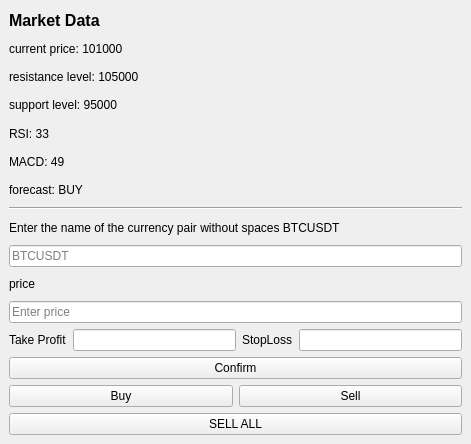
First picture: the form in mainApp/mainwindow.ui, repository gjast/QT_Proj, before the edit.
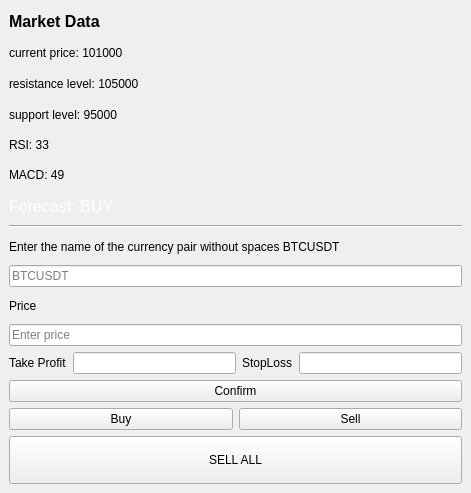
Second picture: the form after the edit.

Patch:
```diff
--- a/mainApp/mainwindow.ui
+++ b/mainApp/mainwindow.ui
@@ -7,7 +7,7 @@
     <x>0</x>
     <y>0</y>
     <width>471</width>
-    <height>444</height>
+    <height>493</height>
    </rect>
   </property>
   <property name="windowTitle">
@@ -56,14 +56,18 @@
     <item>
      <widget class="QLabel" name="macdLabel">
       <property name="text">
-       <string>MACD: 49</string>
+       <string>&lt;html&gt;&lt;head/&gt;&lt;body&gt;&lt;p&gt;MACD: 49&lt;/p&gt;&lt;/body&gt;&lt;/html&gt;</string>
       </property>
      </widget>
     </item>
     <item>
      <widget class="QLabel" name="forecastLabel">
+      <property name="styleSheet">
+       <string notr="true">font-size: 20px;
+color: white;</string>
+      </property>
       <property name="text">
-       <string>forecast: BUY</string>
+       <string>&lt;html&gt;&lt;head/&gt;&lt;body&gt;&lt;p&gt;&lt;span style=&quot; font-size:12pt;&quot;&gt;Forecast: BUY&lt;/span&gt;&lt;/p&gt;&lt;/body&gt;&lt;/html&gt;</string>
       </property>
      </widget>
     </item>
@@ -94,7 +98,7 @@
     <item>
      <widget class="QLabel" name="priceInputLabel">
       <property name="text">
-       <string>price</string>
+       <string>Price</string>
       </property>
      </widget>
     </item>
@@ -160,6 +164,9 @@
     </item>
     <item>
      <widget class="QPushButton" name="on_sellAllButton_clicked">
+      <property name="styleSheet">
+       <string notr="true">height: 40px;</string>
+      </property>
       <property name="text">
        <string>SELL ALL</string>
       </property>
```
